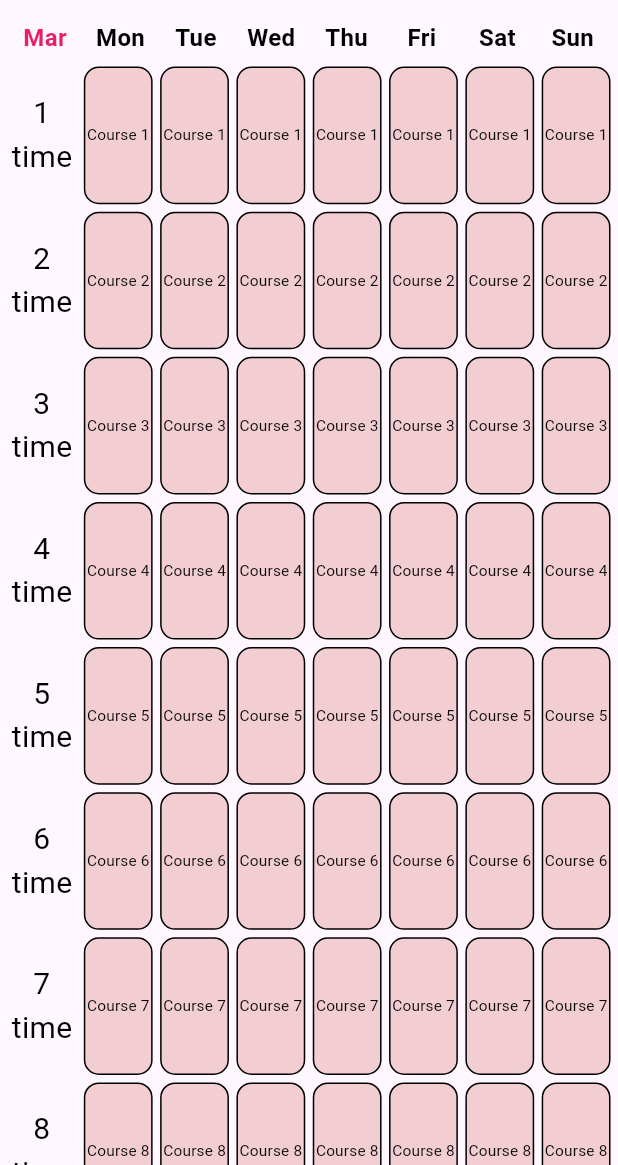
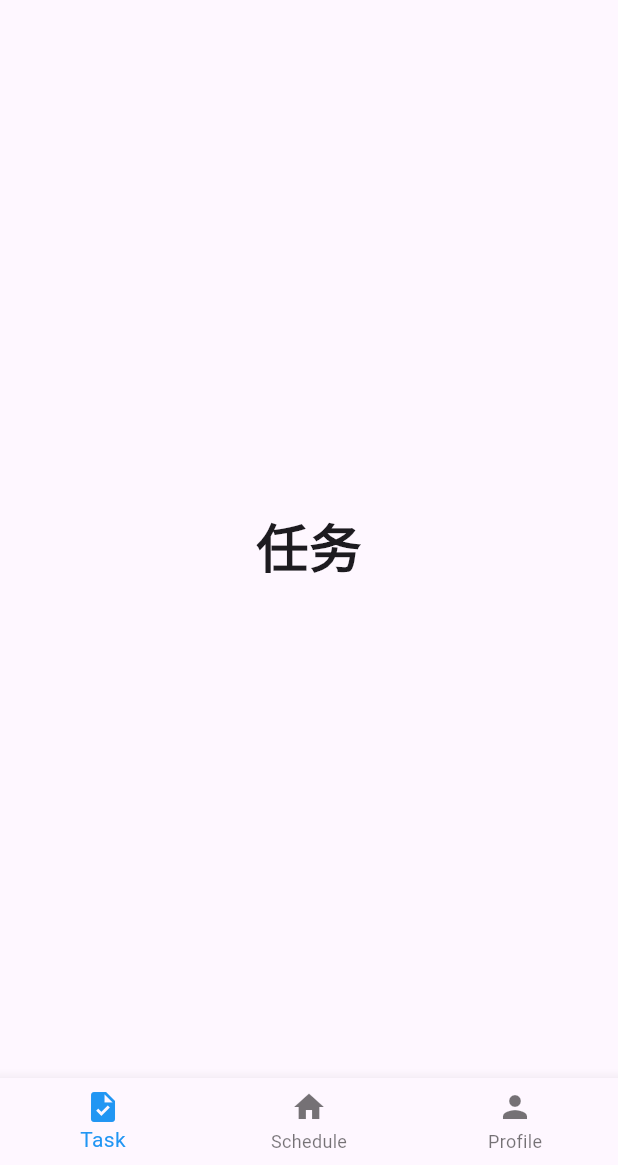
Before and after one commit to lostgeek3/Project7, a Flutter app: the screen it shows after launch, on a phone screen of 412 x 824 dp, the part 71-1236 px from its top. Run offline on Flutter 3.47's test engine with Material 3 defaults, Android fonts, the phone set to English and light mode, and no system bars; our stand-ins replace logger, sqflite, sqflite_common_ffi; accounts and stored records are empty.

Commit message:
添加底部导航栏

```diff
--- a/awesome_schedule/lib/main.dart
+++ b/awesome_schedule/lib/main.dart
@@ -9,6 +9,7 @@ import 'package:untitled3/database/courseList_db.dart';
 import 'package:untitled3/database/course_db.dart';
 import 'package:untitled3/database/timeInfo_db.dart';
 import 'package:sqflite_common_ffi/sqflite_ffi.dart';
+import 'package:untitled3/pages/homePage.dart';
 
 void main() async {
   // 初始化数据库
@@ -29,190 +30,8 @@ class MyApp extends StatelessWidget {
   const MyApp({super.key});
   @override
   Widget build(BuildContext context) {
-    return MaterialApp(
-      home: Scaffold(
-        appBar: AppBar(
-          title: const Text('Schedule',
-              style: TextStyle(
-                color: Colors.black,
-                fontWeight: FontWeight.bold,
-                fontSize: 30,
-              )),
-        ),
-        body: const Column(children: [
-          Expanded(
-            child: ScheduleColumnHeader(),
-          ),
-          Expanded(
-            flex: 24,
-            child: Schedule(),
-          ),
-        ]),
-      ),
+    return const MaterialApp(
+      home: HomePage()
     );
   }
 }
-
-Color getRandomColor() {
-  return Color.fromRGBO(
-    Random().nextInt(256),
-    Random().nextInt(256),
-    Random().nextInt(256),
-    1,
-  );
-}
-
-class ScheduleRowHeader extends StatelessWidget {
-  const ScheduleRowHeader({super.key});
-
-  @override
-  Widget build(BuildContext context) {
-    return GridView.count(
-      padding: const EdgeInsets.all(5),
-      crossAxisCount: 1,
-      children: const [
-        Text("Mar",
-            textAlign: TextAlign.center,
-            style: TextStyle(
-              color: Colors.pink,
-              fontSize: 16,
-              fontWeight: FontWeight.bold,
-            )),
-      ],
-    );
-  }
-}
-
-class ScheduleColumnHeader extends StatelessWidget {
-  const ScheduleColumnHeader({super.key});
-
-  @override
-  Widget build(BuildContext context) {
-    Text buildDayText(String day) {
-      return Text(
-        day,
-        textAlign: TextAlign.center,
-        style: const TextStyle(
-          color: Colors.black,
-          fontSize: 16,
-          fontWeight: FontWeight.bold,
-        ),
-      );
-    }
-
-    return GridView.count(
-        physics: const NeverScrollableScrollPhysics(),
-        crossAxisCount: 8,
-        childAspectRatio: 1,
-        padding: const EdgeInsets.all(5),
-        children: [
-          const Text("Mar",
-              textAlign: TextAlign.center,
-              style: TextStyle(
-                color: Colors.pink,
-                fontSize: 16,
-                fontWeight: FontWeight.bold,
-              )),
-          buildDayText('Mon'),
-          buildDayText('Tue'),
-          buildDayText('Wed'),
-          buildDayText('Thu'),
-          buildDayText('Fri'),
-          buildDayText('Sat'),
-          buildDayText('Sun'),
-        ]);
-  }
-}
-
-class Schedule extends StatelessWidget {
-  const Schedule({super.key});
-
-  List<Widget> _initGridViewData() {
-    List<Widget> tempList = [];
-
-    for (int i = 1; i <= 12; i++) {
-      tempList.add(Container(
-        alignment: Alignment.center,
-        child: FittedBox(
-            fit: BoxFit.scaleDown,
-            child: Padding(
-              padding: const EdgeInsets.all(2),
-              child: Text(
-                '$i\ntime',
-                textAlign: TextAlign.center,
-                style: const TextStyle(
-                  color: Colors.black,
-                  fontSize: 20,
-                ),
-              ),
-            )),
-      ));
-      for (int j = 0; j < 7; j++) {
-        tempList.add(
-          Container(
-              alignment: Alignment.center,
-              decoration: BoxDecoration(
-                color: const Color(0xFFF2CDD2),
-                border: Border.all(
-                  color: Colors.black,
-                  width: 1,
-                ),
-                borderRadius: BorderRadius.circular(10),
-              ),
-              child: FittedBox(
-                  fit: BoxFit.scaleDown,
-                  child: Padding(
-                    padding: const EdgeInsets.all(2),
-                    child: Text(
-                      'Course $i',
-                      textAlign: TextAlign.center,
-                      style: const TextStyle(
-                        color: Colors.black,
-                        fontSize: 20,
-                      ),
-                    ),
-                  ))),
-        );
-      }
-    }
-    return tempList;
-  }
-
-  @override
-  Widget build(BuildContext context) {
-    return GridView.count(
-      padding: const EdgeInsets.all(5),
-      crossAxisCount: 8,
-      crossAxisSpacing: 5,
-      mainAxisSpacing: 5,
-      childAspectRatio: 0.5,
-      children: _initGridViewData(),
-    );
-  }
-}
-
-class MyButton extends StatelessWidget {
-  const MyButton({super.key});
-
-  @override
-  Widget build(BuildContext context) {
-    return Container(
-      alignment: Alignment.center,
-      width: 200,
-      height: 60,
-      margin: const EdgeInsets.all(30),
-      decoration: BoxDecoration(
-        color: Colors.blue,
-        borderRadius: BorderRadius.circular(30),
-      ),
-      child: const Text(
-        "Click here",
-        style: TextStyle(
-          color: Colors.white,
-          fontSize: 30,
-          fontWeight: FontWeight.bold,
-        ),
-      ),
-    );
-  }
-}
--- /dev/null
+++ b/awesome_schedule/lib/pages/homePage.dart
@@ -0,0 +1,80 @@
+export './homePage.dart';
+import 'package:flutter/material.dart';
+import 'package:untitled3/widgets/schedule.dart';
+import 'package:untitled3/widgets/scheduleColumnHeader.dart';
+
+class HomePage extends StatefulWidget {
+  const HomePage({super.key});
+
+  @override
+  State<HomePage> createState() => _HomePageState();
+}
+
+class _HomePageState extends State<HomePage> {
+  // 导航栏状态
+  int _selectedIndex = 0;
+
+  static const List<Widget> _widgetOptions = <Widget>[
+    Text(
+      '任务',
+      style: TextStyle(fontSize: 35, fontWeight: FontWeight.bold),
+    ),
+    Column(children: [
+          Expanded(
+            child: ScheduleColumnHeader(),
+          ),
+          Expanded(
+            flex: 24,
+            child: Schedule(),
+          ),
+        ]),
+    Text(
+      '用户',
+      style: TextStyle(fontSize: 35, fontWeight: FontWeight.bold),
+    ),
+  ];
+
+  void _onItemTapped(int index) {
+    setState(() {
+      _selectedIndex = index;
+    });
+  }
+
+  @override
+  Widget build(BuildContext context) {
+    return Scaffold(
+      appBar: AppBar(
+        title: const Text(
+          'Schedule',
+          style: TextStyle(
+            color: Colors.black,
+            fontWeight: FontWeight.bold,
+            fontSize: 30,
+          ),
+        ),
+      ),
+      body: Center(
+        child: _widgetOptions.elementAt(_selectedIndex),
+      ),
+      bottomNavigationBar: BottomNavigationBar(
+        items: const <BottomNavigationBarItem>[
+          BottomNavigationBarItem(
+            icon: Icon(Icons.task),
+            label: 'Task',
+          ),
+          BottomNavigationBarItem(
+            icon: Icon(Icons.home),
+            label: 'Schedule',
+          ),
+          BottomNavigationBarItem(
+            icon: Icon(Icons.person),
+            label: 'Profile',
+          ),
+        ],
+        currentIndex: _selectedIndex,
+        selectedItemColor: Colors.blue,
+        onTap: _onItemTapped,
+      ),
+    );
+  }
+}
```
Also changed, not shown: awesome_schedule/lib/widgets/myButton.dart (added, +28 -0 lines), awesome_schedule/lib/widgets/schedule.dart (added, +80 -0 lines), awesome_schedule/lib/widgets/scheduleColumnHeader.dart (added, +43 -0 lines), awesome_schedule/lib/widgets/scheduleRowHeader.dart (added, +23 -0 lines).
